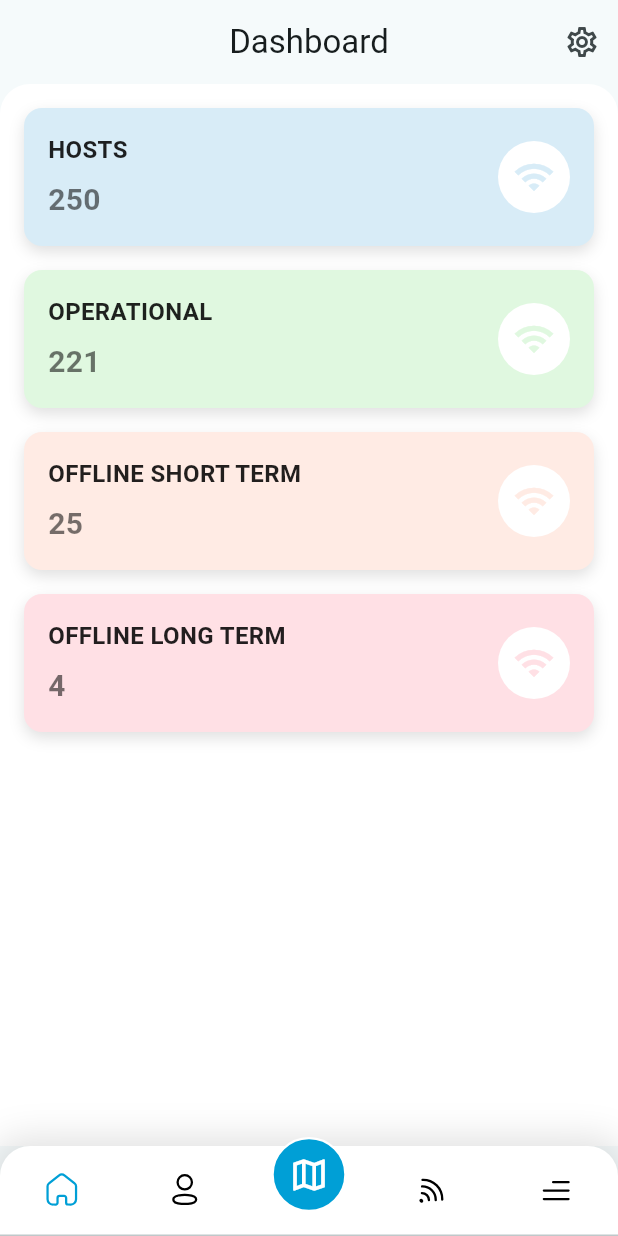
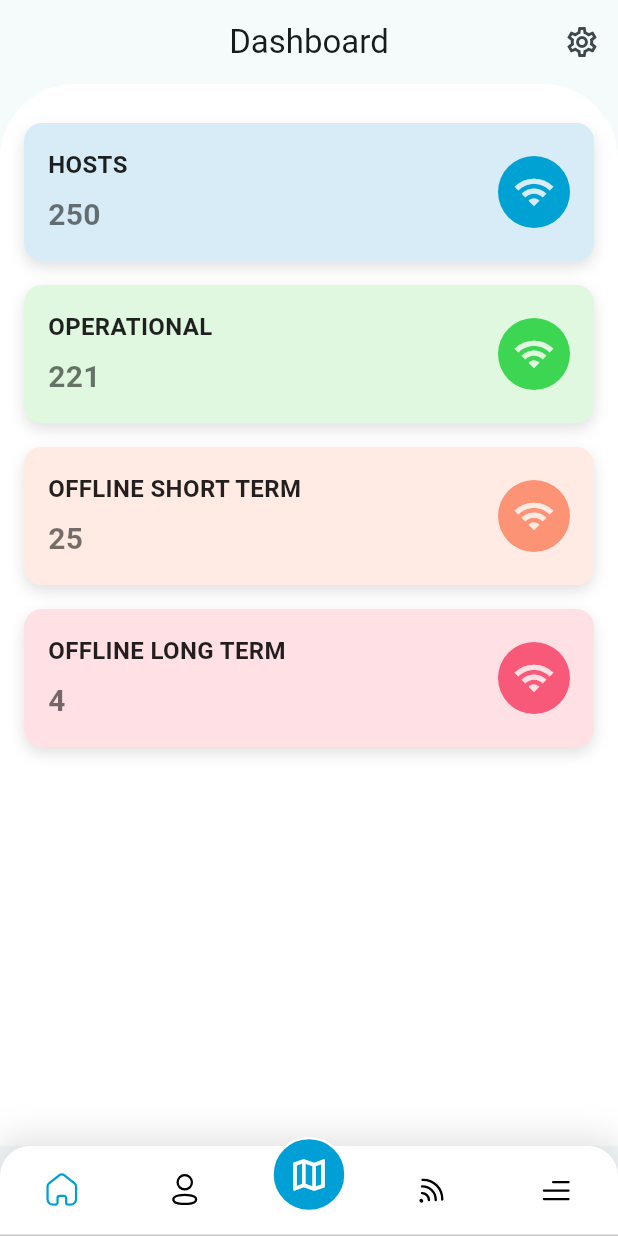
Before and after one commit to aboodsido/ettisalat_app, a Flutter app: the screen it shows after launch, on a phone screen of 412 x 824 dp. Run offline on Flutter 3.47's test engine with Material 3 defaults, Android fonts, the phone set to English and light mode, and no system bars; our stand-ins replace flutter_svg, get, google_fonts, google_maps_flutter, shared_preferences; Roboto replaces fonts that are missing (Tajawal).

Commit message:
dashboard finish UI

```diff
--- a/ettisalat_app/lib/app/services/dashboard_card.dart
+++ b/ettisalat_app/lib/app/services/dashboard_card.dart
@@ -5,6 +5,7 @@
   required String number,
   required IconData icon,
   required Color color,
+  required Color circleColor,
 }) {
   return Container(
     margin: const EdgeInsets.only(bottom: 16), // Space between cards
@@ -46,7 +47,7 @@
           ],
         ),
         CircleAvatar(
-          backgroundColor: Colors.white,
+          backgroundColor: circleColor,
           radius: 24, // Circle size
           child: Icon(
             icon,
--- a/ettisalat_app/lib/app/views/dashboard_page.dart
+++ b/ettisalat_app/lib/app/views/dashboard_page.dart
@@ -26,36 +26,44 @@
         decoration: const BoxDecoration(
           color: Colors.white,
           borderRadius: BorderRadius.only(
-            topLeft: Radius.circular(20),
-            topRight: Radius.circular(20),
+            topLeft: Radius.circular(50),
+            topRight: Radius.circular(50),
           ),
         ),
         padding: const EdgeInsets.all(16), // Padding around the column
         child: Column(
           children: [
+            const SizedBox(
+              height: 10,
+            ),
             buildCard(
               title: "HOSTS",
               number: "250",
               icon: Icons.wifi,
               color: const Color(0xFFD8ECF7), // First card color
+              circleColor: const Color(0xFF00A1D3),
             ),
             buildCard(
               title: "OPERATIONAL",
               number: "221",
               icon: Icons.wifi,
               color: const Color(0xFFE0F8E0), // Second card color
+
+              circleColor: const Color(0xFF3CD653),
             ),
             buildCard(
               title: "OFFLINE SHORT TERM",
               number: "25",
               icon: Icons.wifi,
               color: const Color(0xFFFFEBE4), // Third card color
+              circleColor: const Color(0xFFFC9375),
             ),
             buildCard(
               title: "OFFLINE LONG TERM",
               number: "4",
               icon: Icons.wifi,
-              color: const Color(0xFFFFE0E5), // Fourth card color
+              color: const Color(0xFFFFE0E5),
+              circleColor: const Color(0xFFF95979),
             ),
           ],
         ),
```
